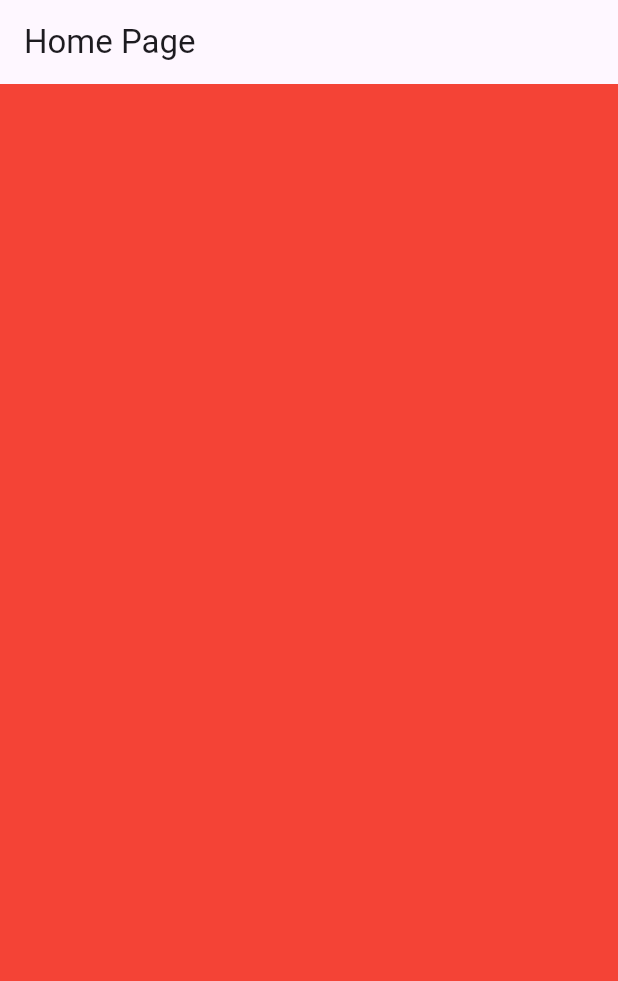
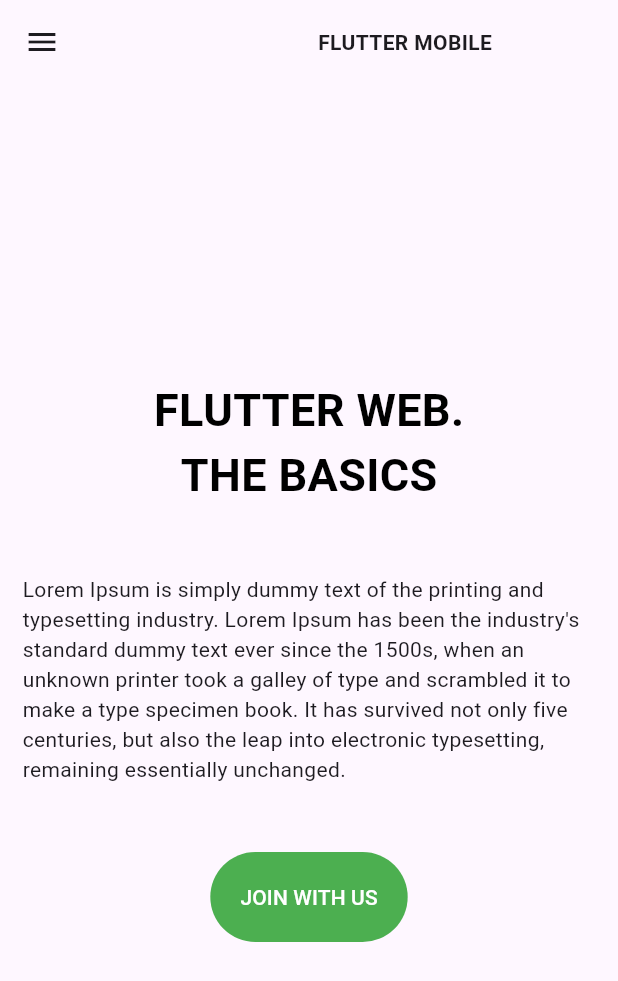
Before and after one commit to msmaniksardar/flutter_responsive_ostad, a Flutter app: the screen it shows after launch, on a phone screen of 412 x 824 dp. Shown: the top 981 px of the screen. Run offline on Flutter 3.47's test engine with Material 3 defaults, Android fonts, the phone set to English and light mode, and no system bars.

Commit message:
responsive design

```diff
--- a/lib/HomePage.dart
+++ b/lib/HomePage.dart
@@ -1,4 +1,7 @@
 import 'package:flutter/material.dart';
+import 'package:ostad_flutter/pages/desktop/desktop_home_screen.dart';
+import 'package:ostad_flutter/pages/mobile/mobile_home_screen.dart';
+import 'package:ostad_flutter/pages/tablet/tablet_home_screen.dart';
 import 'package:ostad_flutter/responsive/responsive.dart';
 
 
@@ -14,22 +17,11 @@
   Widget build(BuildContext context) {
     return SafeArea(
         child: Scaffold(
-            appBar: AppBar(
-              title: Text("Home Page"),
-            ),
             body: ResponsiveLayout(
-                Mobile: Container(
-                  width: double.maxFinite,
-                  color: Colors.red,
-                ),
-                Tablet: Container(
-                  width: double.maxFinite,
-                  color: Colors.green,
-                ),
-                Desktop: Container(
-                  width: double.maxFinite,
-                  color: Colors.yellow,
-                )))
+                Mobile:MobileHomeScreen(),
+                Tablet: TabletHomeScreen(),
+                Desktop: DesktopHomeScreen(),
+            ))
     );
   }
 }
--- a/lib/main.dart
+++ b/lib/main.dart
@@ -1,5 +1,6 @@
 import 'package:flutter/material.dart';
 import 'package:ostad_flutter/HomePage.dart';
+import 'package:ostad_flutter/pages/mobile/mobile_home_screen.dart';
 void main(){
   runApp(const MyApp());
 }
--- /dev/null
+++ b/lib/pages/mobile/mobile_home_screen.dart
@@ -0,0 +1,74 @@
+import 'package:flutter/material.dart';
+import 'package:ostad_flutter/widgets/side_bar.dart';
+
+class MobileHomeScreen extends StatefulWidget {
+  const MobileHomeScreen({super.key});
+
+  @override
+  State<MobileHomeScreen> createState() => _MobileHomeScreenState();
+}
+
+class _MobileHomeScreenState extends State<MobileHomeScreen> {
+  final GlobalKey<ScaffoldState> _scaffoldKey = new GlobalKey<ScaffoldState>();
+
+  @override
+  Widget build(BuildContext context) {
+    return SafeArea(
+        child: Scaffold(
+      key: _scaffoldKey,
+      drawer: Drawer(
+        child: SideBar(),
+      ),
+      appBar: AppBar(
+        actions: [
+          SizedBox(
+            width: 200,
+            child: Text(
+              "FLUTTER MOBILE",
+              style: TextStyle(fontWeight: FontWeight.bold),
+            ),
+          ),
+        ],
+        leading: IconButton(
+            onPressed: () {
+              _scaffoldKey.currentState!.openDrawer();
+            },
+            icon: Icon(Icons.menu)),
+      ),
+      body: Column(
+      mainAxisAlignment: MainAxisAlignment.center,
+        children: [
+          Text(
+            "FLUTTER WEB.",
+            style: TextStyle(
+                color: Colors.black,
+                fontWeight: FontWeight.bold,
+                fontSize: 30),
+          ),
+          Text(
+            "THE BASICS",
+            style: TextStyle(
+                color: Colors.black,
+                fontWeight: FontWeight.bold,
+                fontSize: 30),
+          ),
+          SizedBox( height: 30,),
+          Padding(
+            padding: const EdgeInsets.all(15),
+            child: Text(
+                "Lorem Ipsum is simply dummy text of the printing and typesetting industry. Lorem Ipsum has been the industry's standard dummy text ever since the 1500s, when an unknown printer took a galley of type and scrambled it to make a type specimen book. It has survived not only five centuries, but also the leap into electronic typesetting, remaining essentially unchanged."),
+          ),
+          SizedBox( height: 30,),
+          TextButton(
+            onPressed: () {},
+            child: Text("JOIN WITH US" , style:  TextStyle(color: Colors.white),),
+            style: ButtonStyle(
+                backgroundColor: MaterialStateProperty.all(Colors.green),
+                padding: MaterialStateProperty.all(EdgeInsets.all(20))
+            ),
+          )
+        ],
+      ),
+    ));
+  }
+}
--- /dev/null
+++ b/lib/widgets/side_bar.dart
@@ -0,0 +1,37 @@
+import 'package:flutter/material.dart';
+
+Widget SideBar() {
+  return Drawer(
+    child: ListView(
+      children: [
+        DrawerHeader(
+          decoration: BoxDecoration(color: Colors.green),
+          child: Center(
+            child: Text(
+              "Drawer Header",
+              style: TextStyle(color: Colors.white),
+            ),
+          ),
+        ),
+        GestureDetector(
+            onTap: () {},
+            child: ListTile(
+              leading: Icon(Icons.home),
+              title: Text(
+                "HOME",
+                style: TextStyle(fontWeight: FontWeight.w600),
+              ),
+            )),
+        GestureDetector(
+            onTap: () {},
+            child: ListTile(
+              leading: Icon(Icons.person),
+              title: Text(
+                "About",
+                style: TextStyle(fontWeight: FontWeight.w600),
+              ),
+            )),
+      ],
+    ),
+  );
+}
```
Also changed, not shown: lib/pages/desktop/desktop_home_screen.dart (added, +89 -0 lines), lib/pages/tablet/tablet_home_screen.dart (added, +74 -0 lines).
